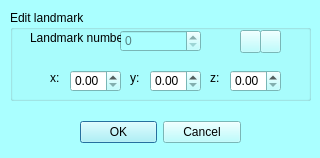
This is Qt/mqEditLMKDialog.ui in morphomuseum/ISE-MeshTools as Qt 5 draws it before an edit. The edited form follows.
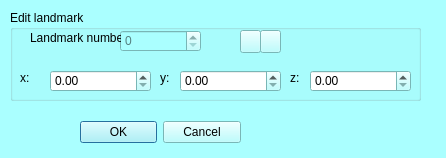
This is the edited form. Icons and pictures are not drawn.

Commit message: Edit LMK window works fine.

What changed in the file:
```diff
--- a/Qt/mqEditLMKDialog.ui
+++ b/Qt/mqEditLMKDialog.ui
@@ -6,7 +6,7 @@
    <rect>
     <x>0</x>
     <y>0</y>
-    <width>320</width>
+    <width>446</width>
     <height>158</height>
    </rect>
   </property>
@@ -455,7 +455,7 @@
     <rect>
      <x>10</x>
      <y>10</y>
-     <width>301</width>
+     <width>411</width>
      <height>91</height>
     </rect>
    </property>
@@ -527,38 +527,41 @@
    <widget class="QDoubleSpinBox" name="x">
     <property name="geometry">
      <rect>
-      <x>60</x>
-      <y>60</y>
-      <width>51</width>
-      <height>22</height>
-     </rect>
-    </property>
-   </widget>
-   <widget class="QDoubleSpinBox" name="x_2">
-    <property name="geometry">
-     <rect>
-      <x>140</x>
-      <y>60</y>
-      <width>51</width>
-      <height>22</height>
-     </rect>
-    </property>
-   </widget>
-   <widget class="QDoubleSpinBox" name="x_3">
-    <property name="geometry">
-     <rect>
-      <x>220</x>
-      <y>60</y>
-      <width>51</width>
-      <height>22</height>
-     </rect>
-    </property>
-   </widget>
-   <widget class="QLabel" name="label_2">
-    <property name="geometry">
-     <rect>
       <x>40</x>
       <y>60</y>
+      <width>101</width>
+      <height>22</height>
+     </rect>
+    </property>
+    <property name="decimals">
+     <number>2</number>
+    </property>
+   </widget>
+   <widget class="QDoubleSpinBox" name="y">
+    <property name="geometry">
+     <rect>
+      <x>170</x>
+      <y>60</y>
+      <width>101</width>
+      <height>22</height>
+     </rect>
+    </property>
+   </widget>
+   <widget class="QDoubleSpinBox" name="z">
+    <property name="geometry">
+     <rect>
+      <x>300</x>
+      <y>60</y>
+      <width>101</width>
+      <height>22</height>
+     </rect>
+    </property>
+   </widget>
+   <widget class="QLabel" name="label_2">
+    <property name="geometry">
+     <rect>
+      <x>10</x>
+      <y>60</y>
       <width>21</width>
       <height>16</height>
      </rect>
@@ -570,7 +573,7 @@
    <widget class="QLabel" name="label_3">
     <property name="geometry">
      <rect>
-      <x>120</x>
+      <x>150</x>
       <y>60</y>
       <width>21</width>
       <height>16</height>
@@ -584,7 +587,7 @@
   <widget class="QLabel" name="label_4">
    <property name="geometry">
     <rect>
-     <x>210</x>
+     <x>290</x>
      <y>70</y>
      <width>21</width>
      <height>16</height>
```
The commit also changes 11 other files.
